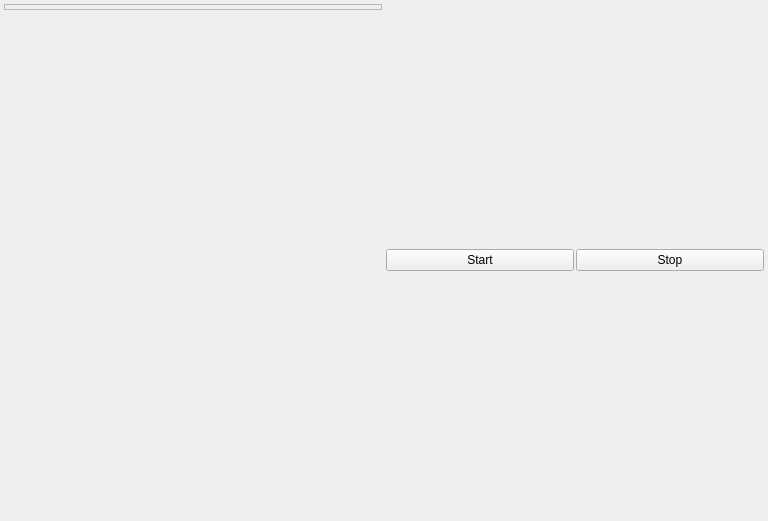
First picture: the form in ui/control.ui, repository hirikesh/gorgoneye, before the edit.
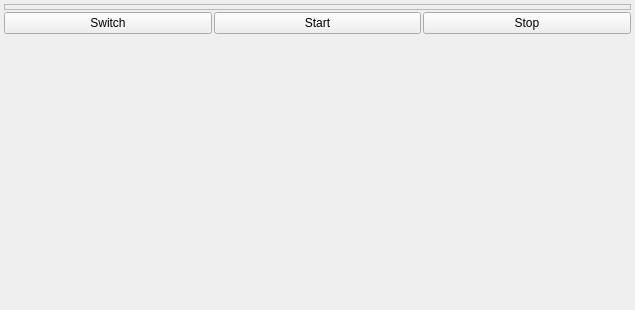
Second picture: the form after the edit.

Commit message: Initial work on gaze calibration-and-control UI. Only UI for now. UI is set up to enable/disable training mode in 'store'. In future it should read calibration variables from 'store' to display points on the screen while gorgoneye does ML stuff. Same UI and method will be used for displaying gaze estimates.

```diff
--- a/ui/control.ui
+++ b/ui/control.ui
@@ -6,8 +6,8 @@
    <rect>
     <x>0</x>
     <y>0</y>
-    <width>768</width>
-    <height>521</height>
+    <width>635</width>
+    <height>310</height>
    </rect>
   </property>
   <property name="sizePolicy">
@@ -56,6 +56,46 @@
        </layout>
       </widget>
      </item>
+     <item>
+      <layout class="QHBoxLayout" name="buttonLayout">
+       <property name="spacing">
+        <number>2</number>
+       </property>
+       <property name="margin">
+        <number>0</number>
+       </property>
+       <item>
+        <widget class="QPushButton" name="gazeBtn">
+         <property name="text">
+          <string>Switch</string>
+         </property>
+         <property name="checkable">
+          <bool>false</bool>
+         </property>
+         <property name="checked">
+          <bool>false</bool>
+         </property>
+         <property name="flat">
+          <bool>false</bool>
+         </property>
+        </widget>
+       </item>
+       <item>
+        <widget class="QPushButton" name="startBtn">
+         <property name="text">
+          <string>Start</string>
+         </property>
+        </widget>
+       </item>
+       <item>
+        <widget class="QPushButton" name="stopBtn">
+         <property name="text">
+          <string>Stop</string>
+         </property>
+        </widget>
+       </item>
+      </layout>
+     </item>
      <item>
       <spacer name="viewSpacer">
        <property name="orientation">
@@ -93,30 +133,6 @@
        </item>
       </layout>
      </item>
-     <item>
-      <layout class="QHBoxLayout" name="buttonLayout">
-       <property name="spacing">
-        <number>2</number>
-       </property>
-       <property name="margin">
-        <number>0</number>
-       </property>
-       <item>
-        <widget class="QPushButton" name="startBtn">
-         <property name="text">
-          <string>Start</string>
-         </property>
-        </widget>
-       </item>
-       <item>
-        <widget class="QPushButton" name="stopBtn">
-         <property name="text">
-          <string>Stop</string>
-         </property>
-        </widget>
-       </item>
-      </layout>
-     </item>
     </layout>
    </item>
   </layout>
```
The commit also changes 8 other files.
